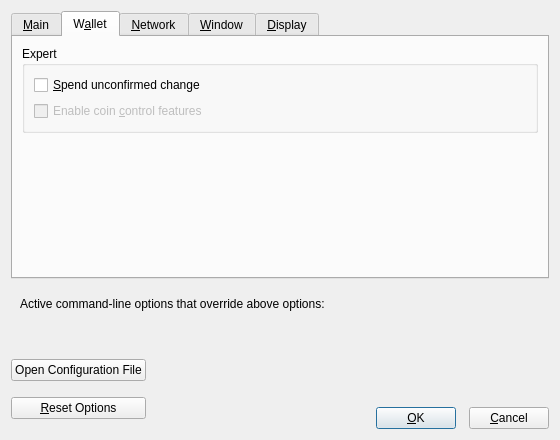
This is src/qt/forms/optionsdialog.ui in wizbl/wizbl as Qt 5 draws it before an edit. The edited form follows.
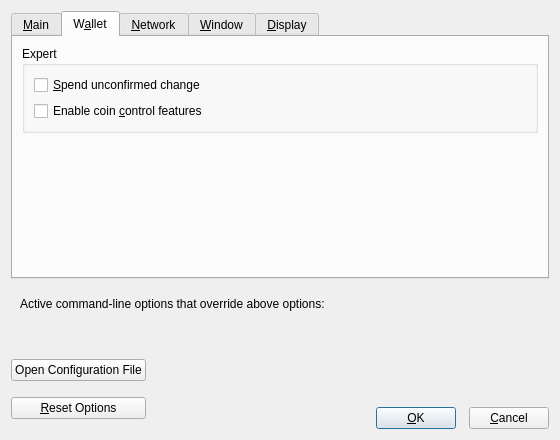
This is the edited form. The open tabs and pages were chosen to show the change. Custom widgets are drawn as their Qt base class.

Patch:
```diff
--- a/src/qt/forms/optionsdialog.ui
+++ b/src/qt/forms/optionsdialog.ui
@@ -156,7 +156,7 @@
           <item>
            <widget class="QCheckBox" name="coinControlFeatures">
             <property name="enabled">
-             <bool>false</bool>
+             <bool>true</bool>
             </property>
             <property name="toolTip">
              <string>Whether to show coin control features or not.</string>
```
